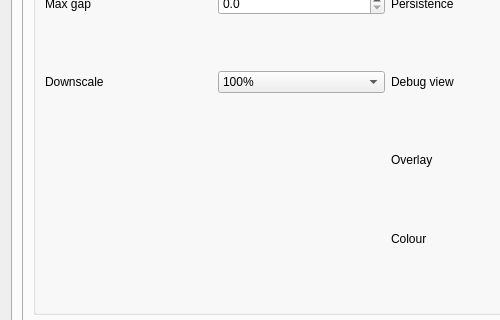
The window that plugins/feature/camera/camerasettingsdialog.ui (srcejon/sdrangel) describes before a commit, drawn with Qt 5; both pictures show x 0 to 500 and y 326 to 646 of the 728 by 947 pixel window.
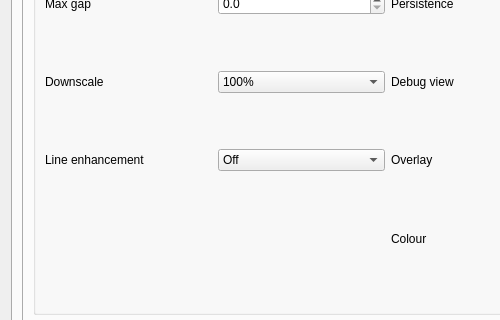
The same window after the commit. The open tabs and pages were chosen to show the change. Icons and pictures are not drawn.

Commit message: Add streak line enhancement placement option

The edit to the form file:
```diff
--- a/plugins/feature/camera/camerasettingsdialog.ui
+++ b/plugins/feature/camera/camerasettingsdialog.ui
@@ -4475,6 +4475,32 @@
                 </item>
                </widget>
               </item>
+                <item row="4" column="0">
+                 <widget class="QLabel" name="streakLineEnhancementLabel">
+                  <property name="text">
+                   <string>Line enhancement</string>
+                  </property>
+                 </widget>
+                </item>
+                <item row="4" column="1">
+                 <widget class="QComboBox" name="streakLineEnhancementCombo">
+                  <item>
+                   <property name="text">
+                    <string>Off</string>
+                   </property>
+                  </item>
+                  <item>
+                   <property name="text">
+                    <string>Before background</string>
+                   </property>
+                  </item>
+                  <item>
+                   <property name="text">
+                    <string>After background</string>
+                   </property>
+                  </item>
+                 </widget>
+                </item>
               <item row="5" column="2">
                <widget class="QLabel" name="streakColorLabel">
                 <property name="text">
```
Lines whose indentation alone changed are shown as unchanged. The commit also changes 6 other files.
